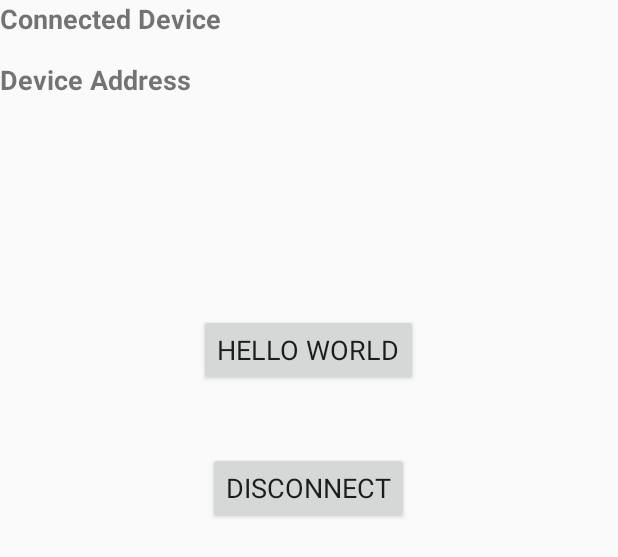
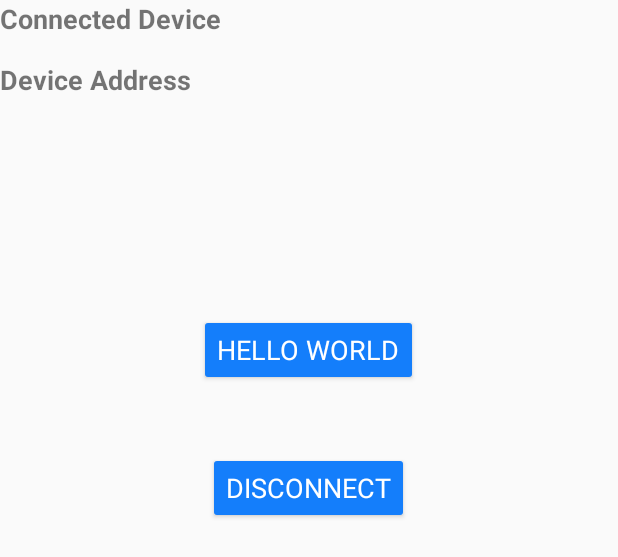
Before and after one commit to zakuArbor/proxyAuth, an Android app: the layout control_layout.xml on its own in the app's theme, with its tools: preview values and no code run, on a phone screen of 412 x 824 dp. Shown: the top 557 px of the screen. Run offline under Robolectric (Android 15) with nearby library versions, the phone set to English and light mode, and no system bars; Roboto replaces fonts that are not available here.

Commit message:
changed style, color, and UUID for the app to work with the C application

```diff
--- a/android/app/src/main/java/com/example/myapplicationtest/ControlActivity.kt
+++ b/android/app/src/main/java/com/example/myapplicationtest/ControlActivity.kt
@@ -18,7 +18,7 @@ class ControlActivity: AppCompatActivity(){
 
     companion object{
         //random UUID you assign to your android phone
-        var m_myUUID: UUID = UUID.fromString("70eb6b56-4e02-11ea-b77f-2e728ce88125")
+        var m_myUUID: UUID = UUID.fromString("00001101-0000-1000-8000-00805F9B34FB")
         var m_bluetoothSocket: BluetoothSocket? = null
         lateinit var m_progress: ProgressDialog
         lateinit var m__bluetoothAdapter: BluetoothAdapter
--- a/android/app/src/main/res/layout/activity_main.xml
+++ b/android/app/src/main/res/layout/activity_main.xml
@@ -27,7 +27,7 @@
         app:layout_constraintBottom_toTopOf="@id/button_change"
         app:layout_constraintTop_toTopOf="parent" />
 
-        <Button
+        <Button style="@style/Widget.AppCompat.Button.Colored"
             android:id="@+id/button_change"
             android:layout_width="0dp"
             android:layout_height="wrap_content"
--- a/android/app/src/main/res/layout/control_layout.xml
+++ b/android/app/src/main/res/layout/control_layout.xml
@@ -26,7 +26,7 @@
         app:layout_constraintTop_toBottomOf="@+id/connectedDevice"
         tools:layout_editor_absoluteX="0dp" />
 
-    <Button
+    <Button style="@style/Widget.AppCompat.Button.Colored"
         android:id="@+id/test_button"
         android:layout_width="wrap_content"
         android:layout_height="wrap_content"
@@ -39,7 +39,7 @@
         app:layout_constraintRight_toRightOf="parent"
         app:layout_constraintTop_toBottomOf="@+id/deviceAddress" />
 
-    <Button
+    <Button style="@style/Widget.AppCompat.Button.Colored"
         android:id="@+id/control_led_disconnect"
         android:layout_width="wrap_content"
         android:layout_height="wrap_content"
--- a/android/app/src/main/res/values/colors.xml
+++ b/android/app/src/main/res/values/colors.xml
@@ -2,6 +2,8 @@
 <resources>
     <color name="colorPrimary">#008577</color>
     <color name="colorPrimaryDark">#00574B</color>
-    <color name="colorAccent">#D81B60</color>
-    <color name="colorList">#e28b05</color>
+    <color name="colorAccent">#147EFB</color>
+    <color name="colorList">#e1e1e1</color>
+    <color name="blue">#2a4f8f</color>
+    <color name="dblue">#28004c</color>
 </resources>
--- a/android/app/src/main/res/values/styles.xml
+++ b/android/app/src/main/res/values/styles.xml
@@ -3,8 +3,8 @@
     <!-- Base application theme. -->
     <style name="AppTheme" parent="Theme.AppCompat.Light.DarkActionBar">
         <!-- Customize your theme here. -->
-        <item name="colorPrimary">@color/colorPrimary</item>
-        <item name="colorPrimaryDark">@color/colorPrimaryDark</item>
+        <item name="colorPrimary">@color/blue</item>
+        <item name="colorPrimaryDark">@color/dblue</item>
         <item name="colorAccent">@color/colorAccent</item>
     </style>
 
```
